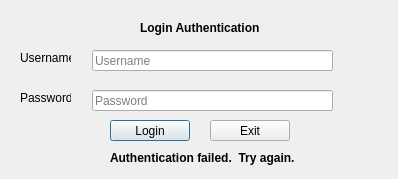
The window that loginauth.ui (vain3219/463_project) describes before a commit, drawn with Qt 5.
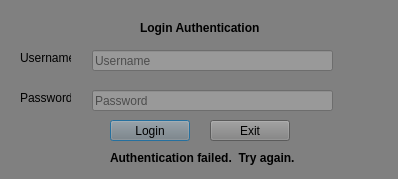
The same window after the commit.

Commit message: Added room status buttons

The edit to the form file:
```diff
--- a/loginauth.ui
+++ b/loginauth.ui
@@ -13,6 +13,9 @@
   <property name="windowTitle">
    <string>Login Authentication</string>
   </property>
+  <property name="styleSheet">
+   <string notr="true">background-color: grey</string>
+  </property>
   <widget class="QLineEdit" name="UsernameField">
    <property name="geometry">
     <rect>
@@ -22,6 +25,9 @@
      <height>21</height>
     </rect>
    </property>
+   <property name="styleSheet">
+    <string notr="true">background-color: #999999</string>
+   </property>
    <property name="placeholderText">
     <string>Username</string>
    </property>
@@ -35,6 +41,9 @@
      <height>21</height>
     </rect>
    </property>
+   <property name="styleSheet">
+    <string notr="true">background-color: #999999</string>
+   </property>
    <property name="inputMask">
     <string/>
    </property>
```
The commit also changes 4 other files.
